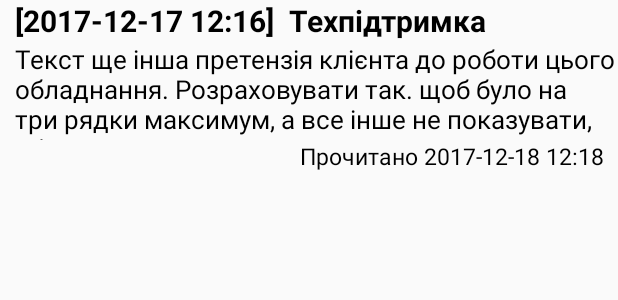
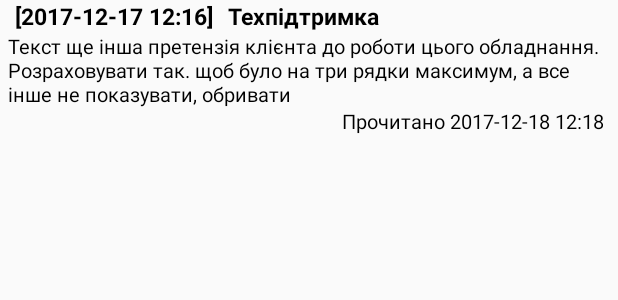
Before and after one commit to stashes/WayMaps, an Android app: the layout item_ticket_list.xml on its own in the app's theme, with its tools: preview values and no code run, on a phone screen of 412 x 824 dp. Shown: the top 300 px of the screen. Run offline under Robolectric (Android 15) with nearby library versions, the phone set to English and light mode, and no system bars.

Commit message:
fix ticket list

```diff
--- a/app/src/main/res/layout/item_ticket_list.xml
+++ b/app/src/main/res/layout/item_ticket_list.xml
@@ -12,7 +12,7 @@
         android:text="[2017-12-17 12:16]"
         android:textColor="#FF000000"
         android:layout_marginLeft="10dp"
-        android:textSize="20dp"
+        android:textSize="15dp"
         android:id="@+id/ticketDate"
         android:layout_width="wrap_content"
         android:layout_height="wrap_content">
@@ -22,26 +22,26 @@
         android:text="Техпідтримка"
         android:textColor="#FF000000"
         android:layout_marginLeft="10dp"
-        android:textSize="20dp"
+        android:textSize="15dp"
         android:id="@+id/ticketUsr"
         android:layout_width="wrap_content"
         android:layout_height="wrap_content">
     </TextView>
 </LinearLayout>
     <TextView
-
         android:textColor="#FF000000"
-        android:layout_marginLeft="10dp"
-        android:textSize="17dp"
+        android:layout_marginLeft="5dp"
+        android:textSize="13dp"
         android:text="Текст ще інша претензія клієнта до роботи цього обладнання. Розраховувати так. щоб було на три рядки максимум, а все інше не показувати, обривати"
         android:id="@+id/ticketMessage"
         android:layout_width="match_parent"
-        android:layout_height="66dp">
+        android:maxHeight="50dp"
+        android:layout_height="wrap_content">
     </TextView>
     <TextView
         android:textColor="#FF000000"
         android:gravity="right"
-        android:textSize="15dp"
+        android:textSize="13dp"
         android:text="Прочитано 2017-12-18 12:18"
         android:layout_marginRight="10dp"
         android:id="@+id/ticketReadDate"
```
Also changed, not shown: app/src/main/java/com/waymaps/fragment/TicketListFragment.java (+11 -10 lines).
